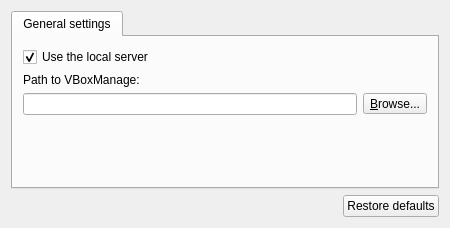
This is gns3/modules/virtualbox/ui/virtualbox_preferences_page.ui in GNS3/gns3-gui as Qt 5 draws it before an edit. The edited form follows.
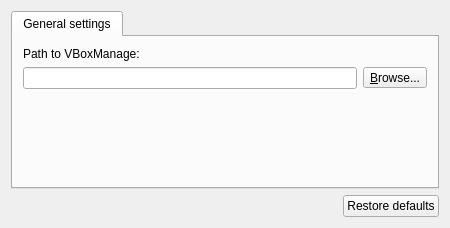
This is the edited form.

Commit message: Remove local server checkbox from preferences

```diff
--- a/gns3/modules/virtualbox/ui/virtualbox_preferences_page.ui
+++ b/gns3/modules/virtualbox/ui/virtualbox_preferences_page.ui
@@ -30,16 +30,15 @@
        <property name="margin">
         <number>10</number>
        </property>
-       <item>
-        <widget class="QCheckBox" name="uiUseLocalServercheckBox">
-         <property name="text">
-          <string>Use the local server</string>
-         </property>
-         <property name="checked">
-          <bool>true</bool>
-         </property>
-        </widget>
-       </item>
+       <property name="topMargin">
+        <number>10</number>
+       </property>
+       <property name="rightMargin">
+        <number>10</number>
+       </property>
+       <property name="bottomMargin">
+        <number>10</number>
+       </property>
        <item>
         <widget class="QLabel" name="uiVboxManagePathLabel">
          <property name="text">
```
Left out of the diff: 2 changed lines with no effect on the pictures. The commit also changes 28 other files.
